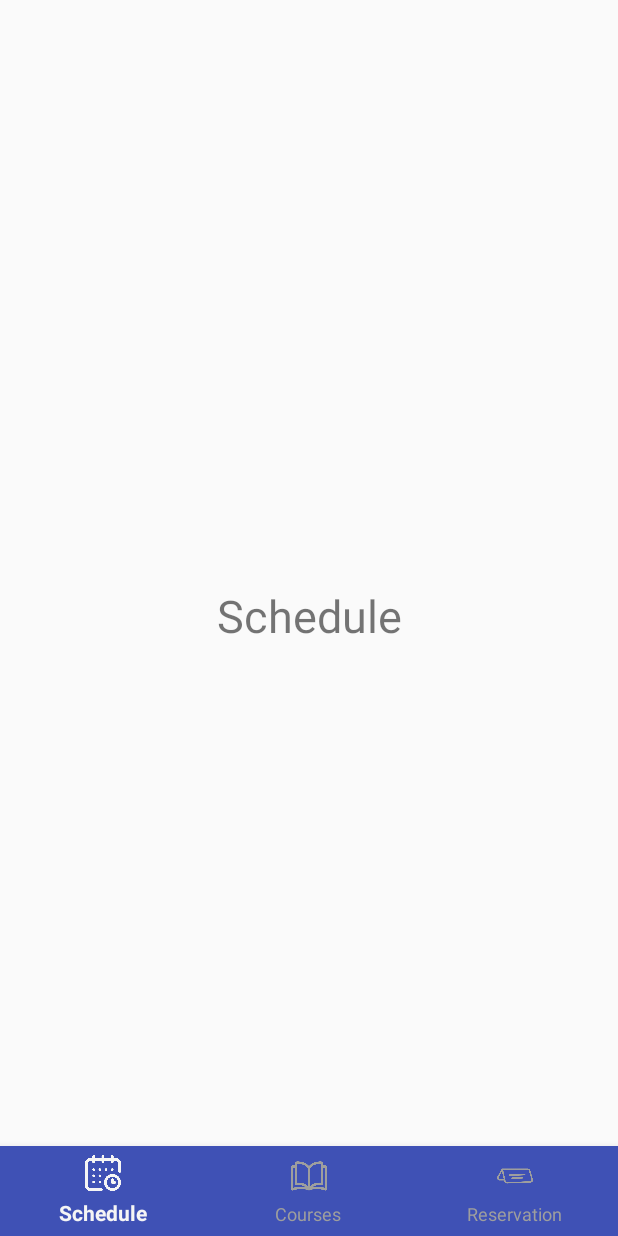
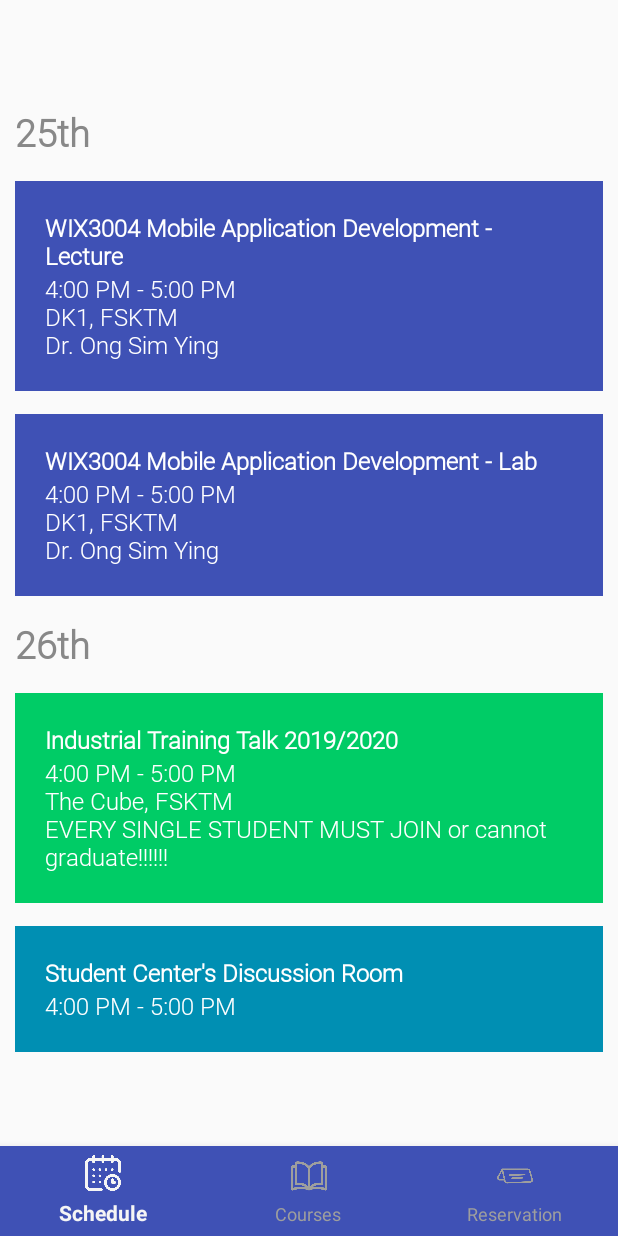
Before and after one commit to dingsheng-ong/UniHelp, an Android app: the ScheduleFragment screen opened directly, with no data from a screen before it, on a phone screen of 412 x 824 dp. Run offline under Robolectric (Android 15) with nearby library versions, the phone set to English and light mode, and no system bars; our stand-ins replace navigation-ui.

Commit message:
FUCK U CHI JUN

```diff
--- /dev/null
+++ b/app/src/main/java/my/edu/um/fsktm/unihelp/models/ScheduleItem.java
@@ -0,0 +1,42 @@
+package my.edu.um.fsktm.unihelp.models;
+
+import androidx.annotation.NonNull;
+
+import java.io.Serializable;
+import java.sql.Timestamp;
+
+public class ScheduleItem implements Serializable {
+    private final String type;
+    private final String title;
+    private final String description;
+    private final Timestamp timeStart;
+    private final Timestamp timeEnd;
+    private final String venue;
+    private final String lecturer;
+
+    public ScheduleItem(
+            String type, // booking, event, class, divider
+            String title,
+            String description,
+            Timestamp timeStart,
+            Timestamp timeEnd,
+            String venue,
+            String lecturer
+    ) {
+        this.type = type;
+        this.title = title;
+        this.description = description;
+        this.timeStart = timeStart;
+        this.timeEnd = timeEnd;
+        this.venue = venue;
+        this.lecturer  = lecturer;
+    }
+
+    public String getType() { return type; }
+    public String getTitle() { return title; }
+    public String getDescription() { return description; }
+    public Timestamp getTimeStart() { return timeStart;}
+    public Timestamp getTimeEnd() { return timeEnd; }
+    public String getVenue() { return venue;  }
+    public String getLecturer() { return lecturer; }
+}
--- a/app/src/main/java/my/edu/um/fsktm/unihelp/ui/schedule/ScheduleFragment.java
+++ b/app/src/main/java/my/edu/um/fsktm/unihelp/ui/schedule/ScheduleFragment.java
@@ -4,20 +4,114 @@ package my.edu.um.fsktm.unihelp.ui.schedule;
 import android.os.Bundle;
 
 import androidx.fragment.app.Fragment;
+import androidx.recyclerview.widget.LinearLayoutManager;
+import androidx.recyclerview.widget.RecyclerView;
 
 import android.view.LayoutInflater;
 import android.view.View;
 import android.view.ViewGroup;
 
+import java.sql.Timestamp;
+import java.util.ArrayList;
+import java.util.GregorianCalendar;
+import java.util.List;
+
 import my.edu.um.fsktm.unihelp.R;
+import my.edu.um.fsktm.unihelp.models.ScheduleItem;
+import my.edu.um.fsktm.unihelp.ui.schedule.adapters.ScheduleAdapter;
 
 public class ScheduleFragment extends Fragment {
+
+    private RecyclerView recyclerView;
+    private RecyclerView.Adapter adapter;
+    private RecyclerView.LayoutManager layoutManager;
 
     @Override
     public View onCreateView(LayoutInflater inflater, ViewGroup container,
                              Bundle savedInstanceState) {
         // Inflate the layout for this fragment
-        return inflater.inflate(R.layout.schedule_fragment, container, false);
+        View view = inflater.inflate(R.layout.schedule_fragment, container, false);
+
+        recyclerView = view.findViewById(R.id.schedule_item_list);
+
+        layoutManager = new LinearLayoutManager(getActivity());
+        recyclerView.setLayoutManager(layoutManager);
+
+        List<ScheduleItem> database = queryListOfItems();
+        adapter = new ScheduleAdapter(getContext(), database);
+        recyclerView.setAdapter(adapter);
+
+        return view;
+    }
+
+    private List<ScheduleItem> queryListOfItems() {
+        // TO-DO: query db
+        List<ScheduleItem> database = new ArrayList<>();
+        database.add(new ScheduleItem(
+                "divider",
+                "25th",
+                "",
+                new Timestamp(new GregorianCalendar(2019,12,1,16,0).getTimeInMillis()),
+                new Timestamp(new GregorianCalendar(2019,12,1,17,0).getTimeInMillis()),
+                "",
+                ""
+        ));
+        database.add(new ScheduleItem(
+                "class",
+                "WIX3004 Mobile Application Development - Lecture",
+                "",
+                new Timestamp(new GregorianCalendar(2019,12,1,16,0).getTimeInMillis()),
+                new Timestamp(new GregorianCalendar(2019,12,1,17,0).getTimeInMillis()),
+                "DK1, FSKTM",
+                "Dr. Ong Sim Ying"
+        ));
+        database.add(new ScheduleItem(
+                "class",
+                "WIX3004 Mobile Application Development - Lab",
+                "",
+                new Timestamp(new GregorianCalendar(2019,12,1,16,0).getTimeInMillis()),
+                new Timestamp(new GregorianCalendar(2019,12,1,17,0).getTimeInMillis()),
+                "DK1, FSKTM",
+                "Dr. Ong Sim Ying"
+        ));
+        database.add(new ScheduleItem(
+                "divider",
+                "26th",
+                "",
+                new Timestamp(new GregorianCalendar(2019,12,1,16,0).getTimeInMillis()),
+                new Timestamp(new GregorianCalendar(2019,12,1,17,0).getTimeInMillis()),
+                "",
+                ""
+        ));
+        database.add(new ScheduleItem(
+                "event",
+                "Industrial Training Talk 2019/2020",
+                "EVERY SINGLE STUDENT MUST JOIN or cannot graduate!!!!!!",
+                new Timestamp(new GregorianCalendar(2019,12,1,16,0).getTimeInMillis()),
+                new Timestamp(new GregorianCalendar(2019,12,1,17,0).getTimeInMillis()),
+                "The Cube, FSKTM",
+                null
+        ));
+        database.add(new ScheduleItem(
+                "booking",
+                "",
+                "",
+                new Timestamp(new GregorianCalendar(2019,12,1,16,0).getTimeInMillis()),
+                new Timestamp(new GregorianCalendar(2019,12,1,17,0).getTimeInMillis()),
+                "Student Center's Discussion Room",
+                null
+        ));
+        // ADD EMPTY SPACE AT END
+        database.add(new ScheduleItem(
+                "divider",
+                "",
+                "",
+                new Timestamp(new GregorianCalendar(2019,12,1,16,0).getTimeInMillis()),
+                new Timestamp(new GregorianCalendar(2019,12,1,17,0).getTimeInMillis()),
+                "",
+                ""
+        ));
+        return database;
     }
 
 }
--- /dev/null
+++ b/app/src/main/java/my/edu/um/fsktm/unihelp/ui/schedule/adapters/ScheduleAdapter.java
@@ -0,0 +1,114 @@
+package my.edu.um.fsktm.unihelp.ui.schedule.adapters;
+
+import android.content.Context;
+import android.graphics.Color;
+import android.view.LayoutInflater;
+import android.view.View;
+import android.view.ViewGroup;
+import android.widget.LinearLayout;
+import android.widget.TextView;
+
+
+import androidx.annotation.NonNull;
+import androidx.recyclerview.widget.RecyclerView;
+
+import java.text.SimpleDateFormat;
+import java.util.List;
+
+
+import my.edu.um.fsktm.unihelp.R;
+import my.edu.um.fsktm.unihelp.models.ScheduleItem;
+
+public class ScheduleAdapter extends RecyclerView.Adapter<ScheduleAdapter.ItemViewHolder> {
+
+    private List<ScheduleItem> database;
+    private Context context;
+
+    //  View Holder
+    static class ItemViewHolder extends RecyclerView.ViewHolder {
+        View view;
+        ItemViewHolder(View view) {
+            super(view);
+            this.view = view;
+        }
+    }
+
+    public ScheduleAdapter(Context context, List<ScheduleItem> database) {
+        this.context = context;
+        this.database = database;
+    }
+
+    @NonNull
+    @Override
+    public ItemViewHolder onCreateViewHolder(ViewGroup parent, int viewType) {
+        View view = LayoutInflater.from(parent.getContext()).inflate(
+                R.layout.schedule_item,
+                parent,
+                false
+        );
+        return new ItemViewHolder(view);
+    }
+
+    @Override
+    public void onBindViewHolder(ItemViewHolder holder, int position) {
+        ScheduleItem item = database.get(position);
+        View root = holder.view;
+        LinearLayout itemLayout = root.findViewById(R.id.schedule_item);
+        TextView title = root.findViewById(R.id.schedule_item_title);
+        TextView description = root.findViewById(R.id.schedule_item_description);
+
+        // Formatting
+        String descriptionText;
+        switch(item.getType()) {
+            case "class":
+                itemLayout.setBackgroundColor(Color.parseColor("#3f51b5"));
+                itemLayout.setPadding(30,30,30,30);
+                title.setTextColor(Color.WHITE);
+                description.setTextColor(Color.WHITE);
+                descriptionText =
+                        new SimpleDateFormat("h:mm a").format(item.getTimeStart()) + " - " +
+                                new SimpleDateFormat("h:mm a").format(item.getTimeEnd()) + "\n" +
+                                item.getVenue() + "\n" +
+                                item.getLecturer();
+                title.setText(item.getTitle());
+                description.setText(descriptionText);
+                break;
+            case "event":
+                itemLayout.setBackgroundColor(Color.parseColor("#00cc66"));
+                itemLayout.setPadding(30,30,30,30);
+                title.setTextColor(Color.WHITE);
+                description.setTextColor(Color.WHITE);
+                descriptionText =
+                        new SimpleDateFormat("h:mm a").format(item.getTimeStart()) + " - " +
+                                new SimpleDateFormat("h:mm a").format(item.getTimeEnd()) + "\n" +
+                                item.getVenue() + "\n" +
+                                item.getDescription();
+                title.setText(item.getTitle());
+                description.setText(descriptionText);
+                break;
+            case "booking":
+                itemLayout.setBackgroundColor(Color.parseColor("#008fb3"));
+                itemLayout.setPadding(30,30,30,30);
+                title.setTextColor(Color.WHITE);
+                description.setTextColor(Color.WHITE);
+                descriptionText =
+                        new SimpleDateFormat("h:mm a").format(item.getTimeStart()) + " - " +
+                                new SimpleDateFormat("h:mm a").format(item.getTimeEnd());
+                title.setText(item.getVenue());
+                description.setText(descriptionText);
+                break;
+            case "divider":
+                title.setTextColor(Color.GRAY);
+                title.setTextSize(25);
+                title.setText(item.getTitle());
+                description.setVisibility(TextView.GONE);
+                break;
+        }
+
+    }
+
+    @Override
+    public int getItemCount() {
+        return database.size();
+    }
+}
--- a/app/src/main/res/layout/schedule_fragment.xml
+++ b/app/src/main/res/layout/schedule_fragment.xml
@@ -5,15 +5,12 @@
     android:layout_width="match_parent"
     android:layout_height="match_parent">
 
-    <TextView
-        android:layout_width="wrap_content"
-        android:layout_height="wrap_content"
-        android:textSize="30sp"
-        android:gravity="center"
-        app:layout_constraintTop_toTopOf="parent"
-        app:layout_constraintBottom_toBottomOf="parent"
-        app:layout_constraintLeft_toLeftOf="parent"
-        app:layout_constraintRight_toRightOf="parent"
-        android:text="Schedule" />
+    <androidx.recyclerview.widget.RecyclerView
+        android:id="@+id/schedule_item_list"
+        android:layout_width="match_parent"
+        android:layout_height="match_parent">
+
+    </androidx.recyclerview.widget.RecyclerView>
+
 
 </androidx.constraintlayout.widget.ConstraintLayout>
--- /dev/null
+++ b/app/src/main/res/layout/schedule_item.xml
@@ -0,0 +1,32 @@
+<?xml version="1.0" encoding="utf-8"?>
+<LinearLayout
+    xmlns:android="http://schemas.android.com/apk/res/android"
+    xmlns:app="http://schemas.android.com/apk/res-auto"
+    android:id="@+id/schedule_item"
+    android:orientation="vertical"
+    android:layout_width="match_parent"
+    android:layout_height="wrap_content"
+    android:layout_marginTop="15dp"
+    android:layout_marginLeft="10dp"
+    android:layout_marginRight="10dp" >
+
+    <TextView
+        android:id="@+id/schedule_item_title"
+        android:layout_width="match_parent"
+        android:layout_height="wrap_content"
+        app:fontFamily="@font/roboto_light"
+        android:textStyle="bold"
+        android:textColor="@color/dark"
+        android:textSize="16sp"
+        android:text="@string/schedule_item_title" />
+
+    <TextView
+        android:id="@+id/schedule_item_description"
+        android:layout_width="match_parent"
+        android:layout_height="wrap_content"
+        app:fontFamily="@font/roboto_light"
+        android:textColor="@color/dark"
+        android:textSize="16sp"
+        android:text="@string/schedule_item_description" />
+
+</LinearLayout>
--- a/app/src/main/res/values/strings.xml
+++ b/app/src/main/res/values/strings.xml
@@ -16,6 +16,10 @@
     <string name="location_fac">Faculty</string>
     <string name="location_reserve_count">0</string>
     <string name="location_rating">0.0</string>
+
+    <!--  Schedule  -->
+    <string name="schedule_item_title">Title</string>
+    <string name="schedule_item_description">Item Description</string>
 
     <!--  RoomDetail  -->
     <string name="btn_book">Book the room</string>
```
